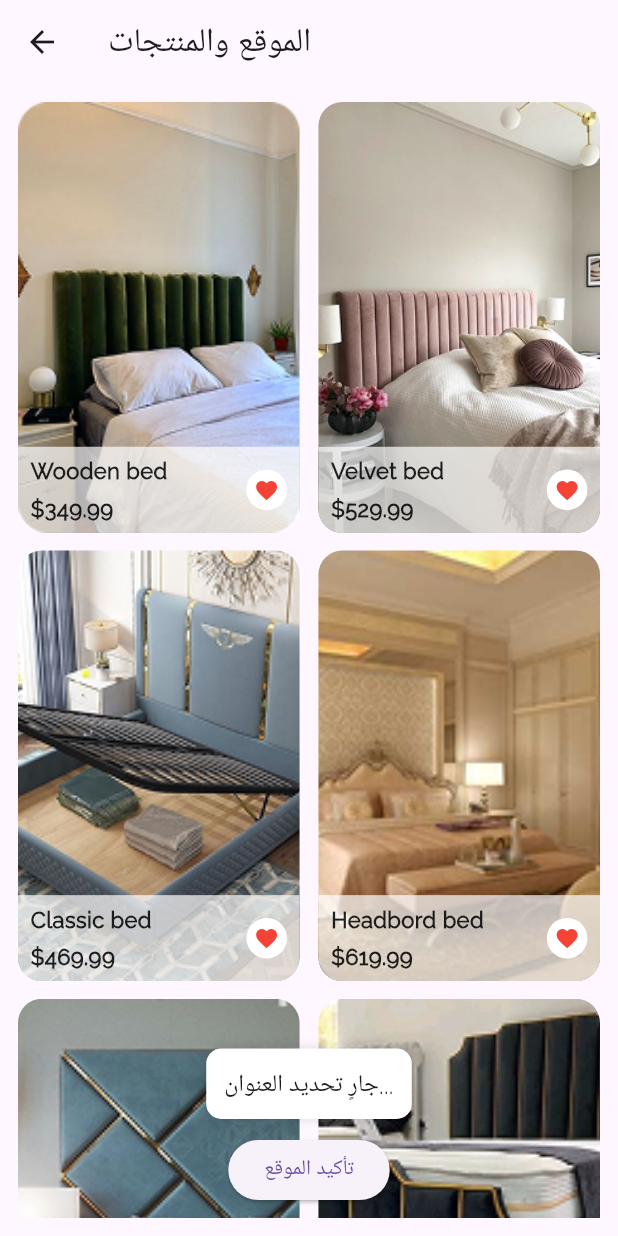
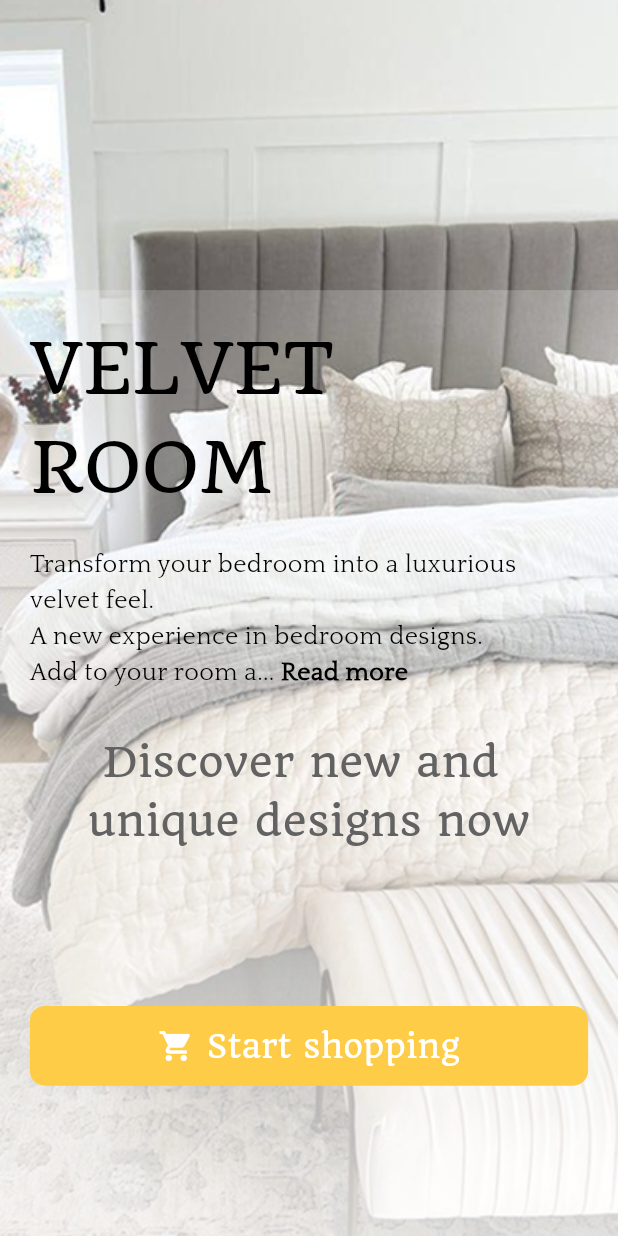
Before and after one commit to ahmedalkrsh/velvet-app, a Flutter app: the screen it shows after launch, on a phone screen of 412 x 824 dp. Run offline on Flutter 3.47's test engine with Material 3 defaults, Android fonts, the light colour scheme and no system bars; our stand-ins replace flutter_screenutil, geocoding, google_maps_flutter, location, shared_preferences.

Commit message:
Add configuration for CocoaPods and update app structure with new fonts and splash screen

```diff
--- a/lib/core/common/widgets/custom_btn.dart
+++ b/lib/core/common/widgets/custom_btn.dart
@@ -1,6 +1,5 @@
 import 'package:flutter/material.dart';
 import 'package:flutter_screenutil/flutter_screenutil.dart';
-
 
 class CustomButton extends StatelessWidget {
   final String text;
@@ -10,6 +9,7 @@ class CustomButton extends StatelessWidget {
   final double? width;
   final TextStyle? textStyle;
   final BorderRadius? borderRadius;
+  final Icon? icon; // icon field
 
   const CustomButton({
     super.key,
@@ -20,6 +20,7 @@ class CustomButton extends StatelessWidget {
     this.width,
     this.textStyle,
     this.borderRadius,
+    this.icon,
   });
 
   @override
@@ -32,12 +33,19 @@ class CustomButton extends StatelessWidget {
           height: height ?? 60.h,
           width: width ?? 358.w,
           decoration: BoxDecoration(
-            color: backgroundColor ,
+            color: backgroundColor,
             borderRadius: borderRadius ?? BorderRadius.circular(10),
-
           ),
-          child:
-              Center(child: Text(text, style: textStyle )),
+          child: Center(
+            child: Row(
+              mainAxisSize: MainAxisSize.min,
+              mainAxisAlignment: MainAxisAlignment.center,
+              children: [
+                if (icon != null) ...[icon!, SizedBox(width: 8.w)],
+                Text(text, style: textStyle),
+              ],
+            ),
+          ),
         ),
       ),
     );
--- a/lib/core/helperFunctions/on_generate_route.dart
+++ b/lib/core/helperFunctions/on_generate_route.dart
@@ -2,27 +2,35 @@ import 'package:flutter/material.dart';
 import 'package:velvet/features/locationPicker/presentation/components/location_picker_component.dart';
 import 'package:velvet/features/search/presentation/components/location_and_product_screen.dart.dart';
 import 'package:velvet/features/search/presentation/components/product_details_component.dart';
+import 'package:velvet/features/splach/presentation/components/splach_component.dart';
 
 class OnGenerateRoute {
   static Route<dynamic> generateRoute(RouteSettings settings) {
     switch (settings.name) {
       case LocationAndProductScreen.routeName:
-        return MaterialPageRoute(builder: (_) => const LocationAndProductScreen());
+        return MaterialPageRoute(
+          builder: (_) => const LocationAndProductScreen(),
+        );
 
       case ProductDetailsPage.routeName:
         final args = settings.arguments as Map<String, dynamic>;
         return MaterialPageRoute(
-          builder: (_) => ProductDetailsPage(
-            image: args['image'],
-            name: args['name'],
-            price: args['price'],
-          ),
+          builder:
+              (_) => ProductDetailsPage(
+                image: args['image'],
+                name: args['name'],
+                price: args['price'],
+              ),
         );
-        case LocationPickerScreen.routeName:
+      case LocationPickerScreen.routeName:
         return MaterialPageRoute(builder: (_) => const LocationPickerScreen());
+      case SplachComponent.routeName:
+        return MaterialPageRoute(builder: (_) => const SplachComponent());
 
       default:
-        return MaterialPageRoute(builder: (_) => const LocationAndProductScreen());
+        return MaterialPageRoute(
+          builder: (_) => const LocationAndProductScreen(),
+        );
     }
   }
 }
--- a/lib/core/utils/app_assets.dart
+++ b/lib/core/utils/app_assets.dart
@@ -5,5 +5,5 @@ class AppAssets {
   static const String bedndStorage = 'assets/images/Rectangle 7.png';
   static const String blackBed = 'assets/images/Rectangle 8.png';
   static const String classicBed = 'assets/images/Rectangle 5.png';
-
+  static const String splachImage = 'assets/images/room 1.png';
 }
--- a/lib/features/search/presentation/components/location_and_product_screen.dart.dart
+++ b/lib/features/search/presentation/components/location_and_product_screen.dart.dart
@@ -1,5 +1,3 @@
-// screen: location_and_product_screen.dart
-
 import 'package:flutter/material.dart';
 import 'package:geocoding/geocoding.dart';
 import 'package:google_maps_flutter/google_maps_flutter.dart';
@@ -16,7 +14,8 @@ class LocationAndProductScreen extends StatefulWidget {
   static const routeName = '/locationWithProducts';
 
   @override
-  State<LocationAndProductScreen> createState() => _LocationAndProductScreenState();
+  State<LocationAndProductScreen> createState() =>
+      _LocationAndProductScreenState();
 }
 
 class _LocationAndProductScreenState extends State<LocationAndProductScreen> {
@@ -38,7 +37,9 @@ class _LocationAndProductScreenState extends State<LocationAndProductScreen> {
   }
 
   Future<void> _getCurrentLocation() async {
-    final locationData = await _locationService.requestLocationPermission(context);
+    final locationData = await _locationService.requestLocationPermission(
+      context,
+    );
     if (locationData != null) {
       final point = LatLng(locationData.latitude!, locationData.longitude!);
       setState(() {
@@ -57,20 +58,36 @@ class _LocationAndProductScreenState extends State<LocationAndProductScreen> {
     });
 
     try {
-      final placemarks = await placemarkFromCoordinates(point.latitude, point.longitude);
+      print("Fetching address for: ${point.latitude}, ${point.longitude}");
+      final placemarks = await placemarkFromCoordinates(
+        point.latitude,
+        point.longitude,
+      );
       if (placemarks.isNotEmpty) {
         final p = placemarks.first;
+        print("Placemark found: $p");
+
         setState(() {
           _address = [
+            if (p.name != null && p.name!.isNotEmpty) p.name,
             if (p.street != null && p.street!.isNotEmpty) p.street,
-            if (p.subLocality != null && p.subLocality!.isNotEmpty) p.subLocality,
+            if (p.subLocality != null && p.subLocality!.isNotEmpty)
+              p.subLocality,
             if (p.locality != null && p.locality!.isNotEmpty) p.locality,
-            if (p.administrativeArea != null && p.administrativeArea!.isNotEmpty) p.administrativeArea,
+            if (p.administrativeArea != null &&
+                p.administrativeArea!.isNotEmpty)
+              p.administrativeArea,
             if (p.country != null && p.country!.isNotEmpty) p.country,
           ].join(', ');
         });
+      } else {
+        print("No placemarks found.");
+        setState(() {
+          _address = "تعذر الحصول على العنوان";
+        });
       }
-    } catch (_) {
+    } catch (e) {
+      print("Geocoding error: $e");
       setState(() {
         _address = "تعذر الحصول على العنوان";
       });
@@ -97,12 +114,16 @@ class _LocationAndProductScreenState extends State<LocationAndProductScreen> {
     if (_selectedLocation != null && _address != null) {
       await CacheHelper.saveJson(
         key: 'user_location',
-        json: {'address': _address!},
+        json: {
+          'address': _address!,
+          'latitude': _selectedLocation!.latitude,
+          'longitude': _selectedLocation!.longitude,
+        },
       );
 
-      ScaffoldMessenger.of(context).showSnackBar(
-        const SnackBar(content: Text('تم حفظ الموقع بنجاح')),
-      );
+      ScaffoldMessenger.of(
+        context,
+      ).showSnackBar(const SnackBar(content: Text('تم حفظ الموقع بنجاح')));
 
       setState(() {
         _showMap = false;
--- /dev/null
+++ b/lib/features/splach/presentation/components/splach_component.dart
@@ -0,0 +1,126 @@
+import 'package:flutter/material.dart';
+import 'package:flutter_screenutil/flutter_screenutil.dart';
+import 'package:velvet/core/common/widgets/custom_btn.dart';
+import 'package:velvet/core/utils/app_assets.dart';
+import 'package:velvet/features/search/presentation/components/location_and_product_screen.dart.dart';
+
+class SplachComponent extends StatelessWidget {
+  const SplachComponent({super.key});
+  static const routeName = '/splachComponent';
+
+  @override
+  Widget build(BuildContext context) {
+    return Scaffold(
+      body: SizedBox.expand(
+        child: Stack(
+          children: [
+            const Image(
+              image: AssetImage(AppAssets.splachImage),
+              fit: BoxFit.cover,
+              width: double.infinity,
+              height: double.infinity,
+            ),
+
+            Positioned(
+              top: 200.h,
+              left: 0,
+              right: 0,
+              bottom: 0.h,
+              child: Container(
+                padding: EdgeInsets.symmetric(horizontal: 19.w, vertical: 20.h),
+                decoration: BoxDecoration(
+                  gradient: LinearGradient(
+                    begin: Alignment.topCenter,
+                    end: Alignment.bottomCenter,
+                    colors: [
+                      Colors.white.withOpacity(0.2),
+                      Colors.white.withOpacity(0.8),
+                    ],
+                  ),
+                ),
+                child: Column(
+                  crossAxisAlignment: CrossAxisAlignment.start,
+                  children: [
+                    Text(
+                      "VELVET\nROOM",
+                      style: TextStyle(
+                        fontSize: 44.sp,
+                        fontWeight: FontWeight.w400,
+                        fontFamily: "Quando",
+                        color: Colors.black,
+                      ),
+                    ),
+                    SizedBox(height: 20.h),
+
+                    Text.rich(
+                      TextSpan(
+                        text:
+                            'Transform your bedroom into a luxurious velvet feel.\n'
+                            'A new experience in bedroom designs.\n'
+                            'Add to your room a... ',
+                        style: TextStyle(
+                          fontSize: 16.sp,
+                          fontWeight: FontWeight.w400,
+                          fontFamily: 'Quattrocento',
+                          color: Colors.black,
+                        ),
+                        children: [
+                          TextSpan(
+                            text: 'Read more',
+                            style: TextStyle(
+                              fontWeight: FontWeight.bold,
+                              fontFamily: 'Quattrocento',
+                            ),
+                          ),
+                        ],
+                      ),
+                    ),
+
+                    SizedBox(height: 30.h),
+
+                    Center(
+                      child: Text(
+                        ' Discover new and\nunique designs now',
+                        style: TextStyle(
+                          fontSize: 26.sp,
+                          fontWeight: FontWeight.w400,
+                          fontFamily: 'Quando',
+                          color: Color(0xFF626262),
+                        ),
+                      ),
+                    ),
+
+                    const SizedBox(height: 88),
+
+                    CustomButton(
+                      width: double.infinity,
+                      height: 55.h,
+                      text: 'Start shopping',
+                      textStyle: TextStyle(
+                        fontSize: 20.sp,
+                        fontWeight: FontWeight.w400,
+                        fontFamily: 'Quando',
+                        color: Colors.white,
+                      ),
+                      onPressed: () {
+                        Navigator.pushNamed(
+                          context,
+                          LocationAndProductScreen.routeName,
+                        );
+                      },
+                      backgroundColor: const Color(0xFFFFCC48),
+                      icon: const Icon(
+                        Icons.shopping_cart,
+                        color: Colors.white,
+                      ),
+                    ),
+                  ],
+                ),
+              ),
+            ),
+          ],
+        ),
+      ),
+    );
+  }
+}
--- a/lib/main.dart
+++ b/lib/main.dart
@@ -4,9 +4,10 @@ import 'package:velvet/core/data/cached/cache_helper.dart' show CacheHelper;
 import 'package:velvet/core/helperFunctions/on_generate_route.dart';
 import 'package:velvet/features/locationPicker/presentation/components/location_picker_component.dart';
 import 'package:velvet/features/search/presentation/components/location_and_product_screen.dart.dart';
+import 'package:velvet/features/splach/presentation/components/splach_component.dart';
 
 void main() {
-WidgetsFlutterBinding.ensureInitialized();
+  WidgetsFlutterBinding.ensureInitialized();
   CacheHelper.init();
   runApp(App());
 }
@@ -20,18 +21,11 @@ class App extends StatelessWidget {
       designSize: const Size(393, 852),
       child: MaterialApp(
         onGenerateRoute: OnGenerateRoute.generateRoute,
-        initialRoute: LocationAndProductScreen.routeName,
+        initialRoute: SplachComponent.routeName,
 
-        theme: ThemeData(
-          fontFamily: "Raleway"
-        ),
+        theme: ThemeData(fontFamily: "Raleway"),
         debugShowCheckedModeBanner: false,
-        home: Scaffold(
-          appBar: AppBar(
-            title: Text("Velvet"),
-          ),
-
-        ),
+        home: Scaffold(appBar: AppBar(title: Text("Velvet"))),
       ),
     );
   }
--- a/pubspec.yaml
+++ b/pubspec.yaml
@@ -71,6 +71,12 @@ flutter:
     - family: Raleway
       fonts:
         - asset: assets/fonts/Raleway-Regular.ttf
+    - family: Quando
+      fonts:
+        - asset: assets/fonts/Quando-Regular.ttf
+    - family: Quattrocento
+      fonts:
+        - asset: assets/fonts/Quattrocento-Regular.ttf
   #   - family: Trajan Pro
   #     fonts:
   #       - asset: fonts/TrajanPro.ttf
```
Also changed, not shown: assets/fonts/Quando-Regular.ttf (added), assets/fonts/Quattrocento-Regular.ttf (added), assets/images/room 1.png (added), 9 other files.
